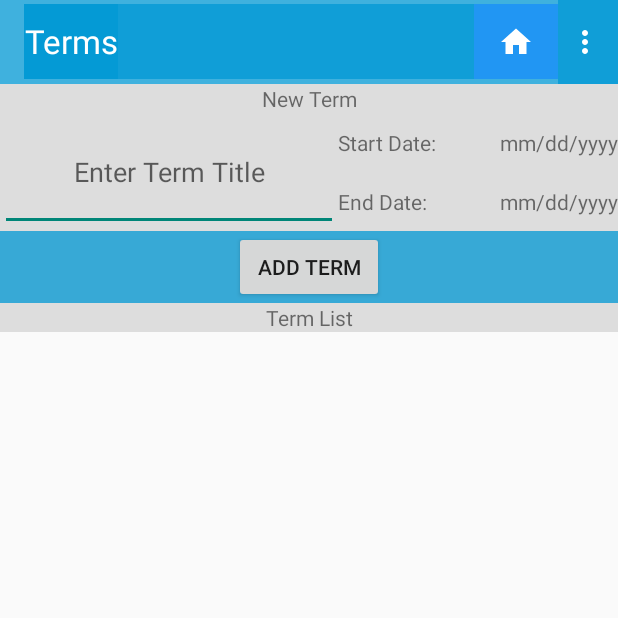
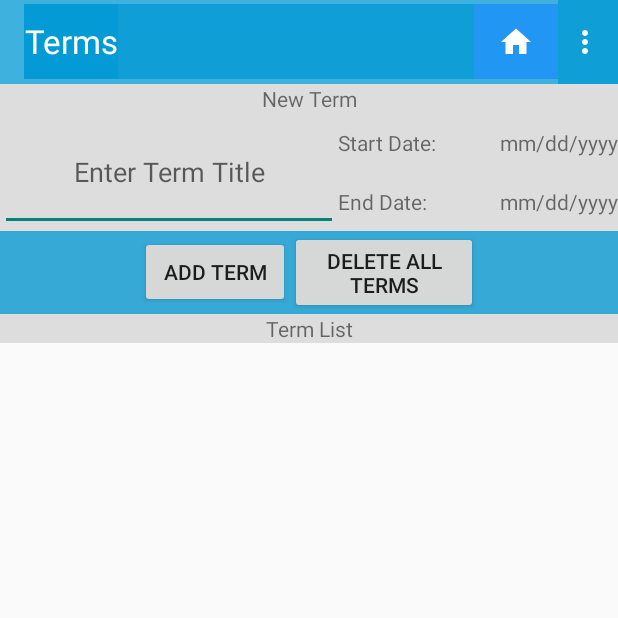
Before and after one commit to holdwhatdoor/C196Project, an Android app: the TermActivity screen opened directly, with no data from a screen before it, on a phone screen of 412 x 824 dp, the top half of it. Run offline under Robolectric (Android 15) with nearby library versions, the phone set to English and light mode, and no system bars; our stand-ins replace ButterKnife.

Commit message:
Commit before migration away from androidx
Term Activity Class not working, error on line 93.  Issues with @BindView and @OnClick

```diff
--- a/app/src/main/java/com/example/c196project/TermActivity.java
+++ b/app/src/main/java/com/example/c196project/TermActivity.java
@@ -38,16 +38,26 @@ import java.util.List;
 
 import butterknife.BindView;
 import butterknife.ButterKnife;
-
-import static com.example.c196project.utilities.Constants.TERM_ID_KEY;
+import butterknife.OnClick;
 
 public class TermActivity extends AppCompatActivity implements View.OnClickListener {
 
     private static final String TAG = "TermActivity";
 
+    // Recycler view components
+    @BindView(R.id.rv_term_list)
+    public RecyclerView termRV;
+    public RelativeLayout itemList;
+
+
+    @OnClick(R.id.item_edit_btn)
+    void editClickHandler() {
+        Intent intent = new Intent(this, TermEdit.class);
+        startActivity(intent);
+    }
+
     // View model
     private TermViewModel termVM;
-
     // Term data array list and adapter
     private List<TermEntity> termData = new ArrayList<>();
     private TermItemAdapter mTermAdapter;
@@ -55,48 +65,30 @@ public class TermActivity extends AppCompatActivity implements View.OnClickListe
     // App bar components
     private TextView pageTitle;         // id= app_bar_title
     private ImageButton homeBtn;        // id= appBar_homeBtn
-
     // Term page components
     private EditText termTitleInput;    // id= term_title_input
-
     private TextView startDisplayDate;     // id= term_sd_input
     private DatePickerDialog.OnDateSetListener startDateSetListener;
-
     private TextView endDisplayDate;     // id = term_ed_input
     private DatePickerDialog.OnDateSetListener endDateSetListener;
-
     public Button addTermBtn;   // id= add_term_btn
-
-    // Recycler view components
-    @BindView(R.id.rv_term_list)
-    public RecyclerView termRV;
-
-    public RelativeLayout itemList;
-    public Button delListItem;
-    public Button editListItem;
-
-    // Bundle extras and variables for edit/delete function
-    private Bundle extras;
-    private int termToDeleteID;
-    private int termToUpdateID;
+    public Button delAllTermBtn;    // id= del_all_term
 
     // On create override method
     @Override
     protected void onCreate(Bundle savedInstanceState) {
         super.onCreate(savedInstanceState);
         setContentView(R.layout.activity_term);
-
         // Instantiate Toolbar by id
         Toolbar toolbar = (Toolbar) findViewById(R.id.t_appbar);
         setSupportActionBar(toolbar);
-
         // Set Toolbar text and home button id and function
         pageTitle = (TextView) findViewById(R.id.app_bar_title);
         pageTitle.setText("Terms");
-
         homeBtn = (ImageButton) findViewById(R.id.appBar_homeBtn);
         homeBtn.setOnClickListener(this);
 
+        // initialize butterknife, initRecyclerView and initViewModel
         ButterKnife.bind(this);
         initRecyclerView();
         initViewModel();
@@ -104,7 +96,6 @@ public class TermActivity extends AppCompatActivity implements View.OnClickListe
         /**
          * Start and End date TextView id's and onClick override functionality
          */
-
         //Start date instantiation/functionality
         startDisplayDate = (TextView) findViewById(R.id.term_sd_input);
         startDisplayDate.setOnClickListener(new View.OnClickListener() {
@@ -161,7 +152,6 @@ public class TermActivity extends AppCompatActivity implements View.OnClickListe
         /**
          * Add Term button instantiation and functionality
          */
-
         addTermBtn = findViewById(R.id.add_term_btn);
         addTermBtn.setOnClickListener(new View.OnClickListener() {
 
@@ -187,7 +177,7 @@ public class TermActivity extends AppCompatActivity implements View.OnClickListe
                         Date start = DateConverter.toDate(startString);
                         Date end = DateConverter.toDate(endString);
 
-                        if (start.getTime() > end.getTime()) {
+                        if (start.before(end)) {
                             TermEntity newTerm = new TermEntity(term, start, end);
                             termVM.insertTerm(newTerm);
                             termTitleInput.getText().clear();
@@ -207,21 +197,34 @@ public class TermActivity extends AppCompatActivity implements View.OnClickListe
             }
         });
 
+//        termListTitle = findViewById(R.id.list_item);
 
-/**        editListItem = findViewById(R.id.item_edit_btn);
-        editListItem.setOnClickListener(new View.OnClickListener() {
+        delAllTermBtn = findViewById(R.id.del_all_term);
+        delAllTermBtn.setOnClickListener(new View.OnClickListener() {
             @Override
             public void onClick(View v) {
+                termVM.deleteAll();
+            }
+        });
+
+/**        Button editListItem = itemList.findViewById(R.id.item_edit_btn);
+ editListItem.setOnClickListener(new View.OnClickListener() {
+@Override public void onClick(View v) {
 
 }
 });
 
-        delListItem = findViewById(R.id.item_del_btn);
+
+
+ Button delListItem = itemList.findViewById(R.id.item_del_btn);
  delListItem.setOnClickListener(new View.OnClickListener() {
-            @Override
-            public void onClick(View v) {
+@Override public void onClick(View v) {
 
-                termVM.deleteTerm();
+extras = getIntent().getExtras();
+termToDeleteID = extras.getInt(TERM_ID_KEY);
+termVM.loadTerm(termToDeleteID);
+Log.d("Term Id to delete: ", Integer.toString(termToDeleteID));
+termVM.deleteTerm(termToDeleteID);
 }
 });
  */
@@ -230,7 +233,7 @@ public class TermActivity extends AppCompatActivity implements View.OnClickListe
     // Initiates view model
     private void initViewModel() {
 
-        final Observer<List<TermEntity>> termObserver = termEntities -> {
+        /**       final Observer<List<TermEntity>> termObserver = (List<TermEntity> termEntities) -> {
          termData.clear();
          termData.addAll(termEntities);
 
@@ -244,27 +247,49 @@ public class TermActivity extends AppCompatActivity implements View.OnClickListe
          };
          termVM = ViewModelProviders.of(this).get(TermViewModel.class);
          termVM.mTerms.observe(this, termObserver);
+         */
 
+        final Observer<List<TermEntity>> termsObserver =
+                new Observer<List<TermEntity>>() {
+                    @Override
+                    public void onChanged(List<TermEntity> termEntities) {
+                        termData.clear();
+                        termData.addAll(termEntities);
+
+                        if (mTermAdapter == null) {
+                            mTermAdapter = new TermItemAdapter(termData,
+                                    TermActivity.this);
+                            termRV.setAdapter(mTermAdapter);
+                        } else {
+                            mTermAdapter.notifyDataSetChanged();
+                        }
+                    }
+                };
+        termVM = ViewModelProviders.of(this)
+                .get(TermViewModel.class);
+        termVM.mTerms.observe(this, termsObserver);
     }
 
     // Initiates recycler view
     private void initRecyclerView() {
         itemList = (RelativeLayout) findViewById(R.id.itemlist_layout);
 
-        delListItem = (Button) findViewById(R.id.item_del_btn);
-/**        delListItem.setOnClickListener(new View.OnClickListener() {
-            @Override
-            public void onClick(View v) {
 
-                termVM.deleteTerm();
+        /**      delListItem = itemList.findViewById(R.id.item_del_btn);
+         delListItem.setOnClickListener(new View.OnClickListener() {
+        @Override public void onClick(View v) {
+        extras = getIntent().getExtras();
+        termToDeleteID = extras.getInt(TERM_ID_KEY);
+        termVM.loadTerm(termToDeleteID);
+        Log.d("Term Id to delete: ", Integer.toString(termToDeleteID));
+        termVM.deleteTerm(termToDeleteID);
         }
         });
-*/
 
-        editListItem = findViewById(R.id.item_edit_btn);
+
+         editListItem = itemList.findViewById(R.id.item_edit_btn);
          /**      editListItem.setOnClickListener(new View.OnClickListener() {
-            @Override
-            public void onClick(View v) {
+        @Override public void onClick(View v) {
 
         }
         });
@@ -276,7 +301,6 @@ public class TermActivity extends AppCompatActivity implements View.OnClickListe
 
         mTermAdapter = new TermItemAdapter(termData, this);
         termRV.setAdapter(mTermAdapter);
-
     }
 
     // Overrides on click
@@ -284,36 +308,10 @@ public class TermActivity extends AppCompatActivity implements View.OnClickListe
     public void onClick(View v) {
         switch (v.getId()) {
 
-            case R.id.add_term_btn:
-                termTitleInput = (EditText) findViewById(R.id.term_title_input);
-                startDisplayDate = (TextView) findViewById(R.id.term_sd_input);
-                endDisplayDate = (TextView) findViewById(R.id.term_ed_input);
-
-                try {
-
-                } finally {
-
-                }
-                break;
-
             case R.id.appBar_homeBtn:
                 Intent mainIntent = new Intent(this, MainActivity.class);
                 this.startActivity(mainIntent);
                 break;
-
-            case R.id.item_del_btn:
-             //   TermEntity termToDel = mTermAdapter.getTermAtPos();
-
-                extras = getIntent().getExtras();
-                termToDeleteID = extras.getInt(TERM_ID_KEY);
-                termVM.loadTerm(termToDeleteID);
-                Log.d("Term Id to delete: ", Integer.toString(termToDeleteID));
-          //      termVM.deleteTerm(termToDeleteID);
-                termVM.deleteTerm();
-
-            case R.id.item_edit_btn:
-
-
         }
     }
 
@@ -360,21 +358,6 @@ public class TermActivity extends AppCompatActivity implements View.OnClickListe
         }
     }
 
-    // Method to insert data to database
-    public void insertDB(View view) {
-
-        // Reference variables to UI
-        EditText termTitle = (EditText) findViewById(R.id.term_title_input);
-        TextView startDate = (TextView) findViewById(R.id.term_sd_input);
-        TextView endDate = (TextView) findViewById(R.id.term_ed_input);
-
-        // Instantiate
-
-
-        //
-
-    }
-
     // Alert messages
     public void showNoInputAlert() {
         AlertDialog.Builder noTitle = new AlertDialog.Builder(this);
--- a/app/src/main/java/com/example/c196project/database/DateConverter.java
+++ b/app/src/main/java/com/example/c196project/database/DateConverter.java
@@ -26,7 +26,7 @@ public class DateConverter {
 
         Date date = null;
         try {
-            date = new SimpleDateFormat("mm/dd/yyyy").parse(dateString);
+            date = new SimpleDateFormat("yyyy/mm/dd").parse(dateString);
         } catch (ParseException e) {
             e.printStackTrace();
         }
@@ -35,7 +35,7 @@ public class DateConverter {
     }
 
     public static Date calDtToDate(Date calDate){
-        DateFormat dateFormat = new SimpleDateFormat("mm/dd/yyyy");
+        DateFormat dateFormat = new SimpleDateFormat("yyyy/mm/dd");
         String strDate = dateFormat.format(calDate);
 
         Date formattedDate = toDate(strDate);
--- a/app/src/main/java/com/example/c196project/utilities/Constants.java
+++ b/app/src/main/java/com/example/c196project/utilities/Constants.java
@@ -3,6 +3,10 @@ package com.example.c196project.utilities;
 public class Constants {
 
     public static final String TERM_ID_KEY = "term_id_key";
+    public static final String TERM_TITLE_KEY = "term_title_key";
+    public static final String TERM_START_KEY = "term_start_key";
+    public static final String TERM_END_KEY = "term_end_key";
+
     public static final String COURSE_ID_KEY = "course_id_key";
     public static final String ASSESS_ID_KE = "assess_id_key";
 
--- a/app/src/main/res/layout/activity_term.xml
+++ b/app/src/main/res/layout/activity_term.xml
@@ -120,6 +120,11 @@
                     android:layout_width="100dp"
                     android:layout_height="wrap_content"
                     android:text="@string/add_term_btn" />
+                <Button
+                    android:id="@+id/del_all_term"
+                    android:layout_width="125dp"
+                    android:layout_height="wrap_content"
+                    android:text="@string/del_all_term" />
 
             </LinearLayout>
 
@@ -155,9 +160,6 @@
                 android:layout_height="wrap_content"
                 app:layoutManager="androidx.recyclerview.widget.LinearLayoutManager"/>
 
-
-
-
         </ScrollView>
 
         <RelativeLayout
--- a/app/src/main/res/layout/activity_term_view.xml
+++ b/app/src/main/res/layout/activity_term_view.xml
@@ -246,6 +246,12 @@
                         android:layout_height="wrap_content"
                         android:layout_gravity="center"
                         android:text="@string/add_btn" />
+                    <Button
+                        android:id="@+id/termView_delAllCourse"
+                        android:layout_width="125dp"
+                        android:layout_height="wrap_content"
+                        android:layout_gravity="center"
+                        android:text="@string/del_all_course" />
 
 
                 </LinearLayout>
```
Also changed, not shown: app/src/main/java/com/example/c196project/TermEdit.java (+85 -11 lines), app/src/main/java/com/example/c196project/ui/TermItemAdapter.java (+64 -20 lines), app/src/main/java/com/example/c196project/viewmodel/TermViewModel.java (+20 -13 lines), app/src/main/res/layout/activity_term_edit.xml (+31 -32 lines), app/src/main/res/layout/layout_itemlist.xml (+31 -11 lines), app/src/main/res/values/strings.xml (+8 -2 lines). Lines whose indentation alone changed are shown as unchanged.
